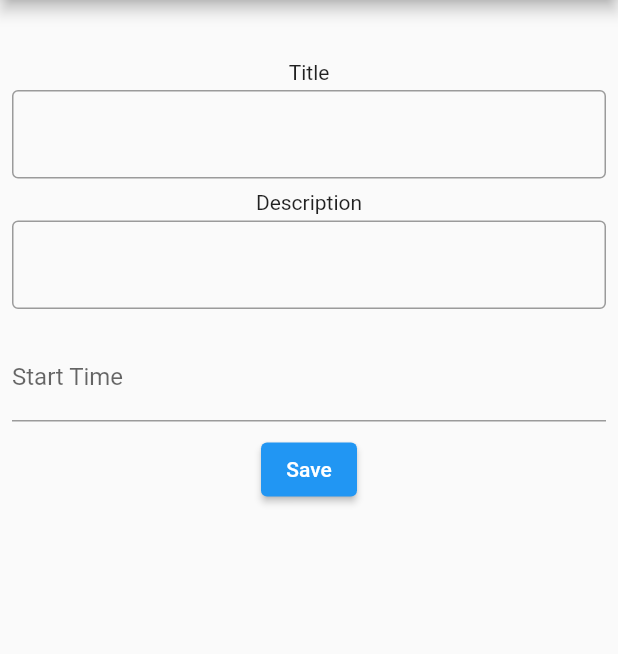
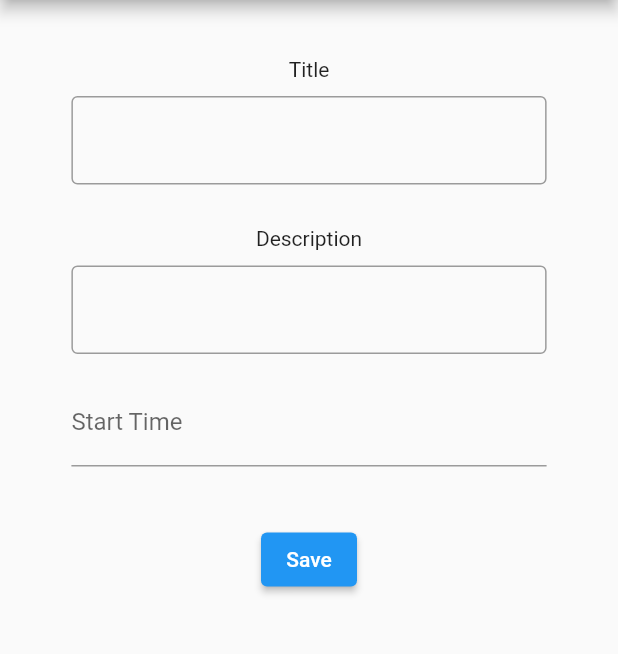
Before and after one commit to TeodorBirghisan/vot_senat_client, a Flutter app: the CreateMeetingDialog screen opened directly, on a phone screen of 412 x 824 dp, the part 84-738 px from its top. Run offline on Flutter 3.47's test engine with Material 2 defaults, Android fonts, the phone set to English and light mode, and no system bars; drawn by our look-alikes of date_time_picker; our stand-ins replace flutter_bloc; network calls fail.

Commit message:
434o9T6J foPbShUH Redesign add meeting screen for multi layout

```diff
--- a/lib/pages/available_meetings/edit_meeting_form.dart
+++ b/lib/pages/available_meetings/edit_meeting_form.dart
@@ -51,9 +51,11 @@ class _EditMeetingFormState extends State<EditMeetingForm> {
   Widget build(BuildContext context) {
     return Form(
       key: _formKey,
-      child: Column(
+      child: Center(
+        child: LayoutBuilder(builder: (context, constraints) {
+          return Column(
             children: [
-          const SizedBox(height: 32),
+              const SizedBox(height: 10),
               if (null != fields)
                 ...fields.map((field) {
                   var controller = controllers.putIfAbsent(
@@ -73,9 +75,13 @@ class _EditMeetingFormState extends State<EditMeetingForm> {
                   );
                   return Column(
                     children: [
+                      const SizedBox(height: 20),
                       Text(field.label),
-                  const SizedBox(height: 4),
-                  TextFormField(
+                      const SizedBox(height: 10),
+                      Container(
+                        width: constraints.maxWidth < 450 ? constraints.maxWidth * 0.8 : constraints.maxWidth * 0.6,
+                        child: Center(
+                          child: TextFormField(
                             controller: controller,
                             validator: field.validator,
                             decoration: InputDecoration(
@@ -83,12 +89,18 @@ class _EditMeetingFormState extends State<EditMeetingForm> {
                               hintText: field.hintText,
                             ),
                           ),
+                        ),
+                      ),
                       const SizedBox(height: 8),
                     ],
                   );
                 }),
               const SizedBox(height: 8),
-          DateTimePicker(
+              Container(
+                width: constraints.maxWidth < 450 ? constraints.maxWidth * 0.8 : constraints.maxWidth * 0.6,
+                child: Align(
+                  alignment: Alignment.center,
+                  child: DateTimePicker(
                     type: DateTimePickerType.dateTime,
                     initialValue: '',
                     firstDate: DateTime(2000),
@@ -101,7 +113,9 @@ class _EditMeetingFormState extends State<EditMeetingForm> {
                       });
                     },
                   ),
-          const SizedBox(height: 8),
+                ),
+              ),
+              const SizedBox(height: 38),
               ElevatedButton(
                 onPressed: () {
                   //TODO check if startDate is added
@@ -138,6 +152,8 @@ class _EditMeetingFormState extends State<EditMeetingForm> {
                 child: const Text('Save'),
               ),
             ],
+          );
+        }),
       ),
     );
   }
```
Lines whose indentation alone changed are shown as unchanged.
